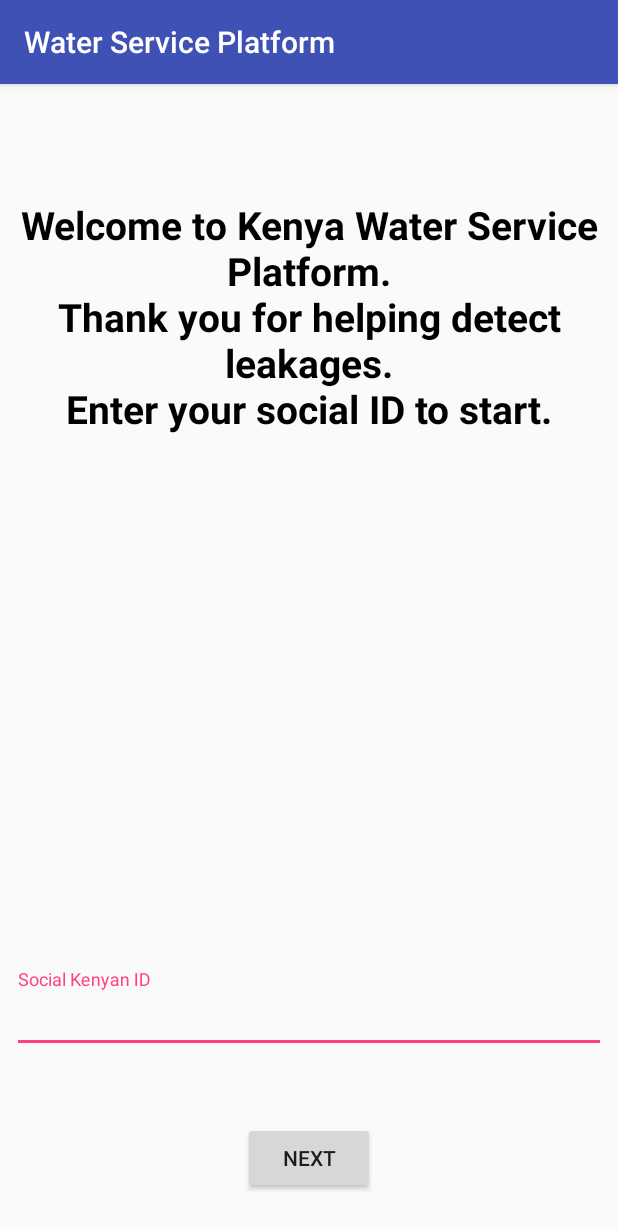
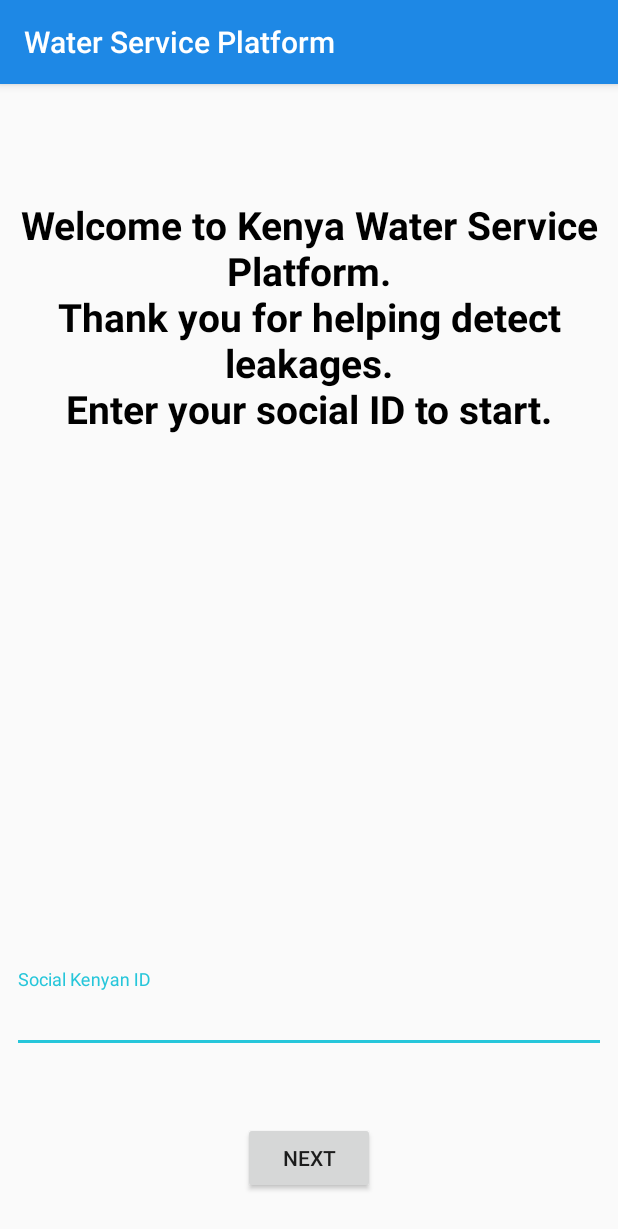
Before and after one commit to AlinaNicolae/Water-Service-Platform, an Android app: the screen it shows after launch (Main), on a phone screen of 412 x 824 dp. Shown: the top 1229 px of the screen. Run offline under Robolectric (Android 15) with nearby library versions, the phone set to English and light mode, and no system bars.

Commit message:
color changes

```diff
--- a/app/src/main/res/layout/activity_form.xml
+++ b/app/src/main/res/layout/activity_form.xml
@@ -13,7 +13,7 @@
     <ImageView
         android:id="@+id/imageView"
         android:layout_width="0dp"
-        android:layout_height="0dp"
+        android:layout_height="130dp"
         android:layout_marginBottom="185dp"
         android:layout_marginTop="16dp"
         app:layout_constraintBottom_toTopOf="@+id/fab"
@@ -41,7 +41,7 @@
     <com.esri.arcgisruntime.mapping.view.MapView
         android:id="@+id/mapView"
         android:layout_width="0dp"
-        android:layout_height="0dp"
+        android:layout_height="163dp"
         android:layout_marginBottom="34dp"
         android:baselineAligned="false"
         app:layout_constraintBottom_toTopOf="@+id/submit"
@@ -73,6 +73,8 @@
         app:layout_constraintBottom_toBottomOf="parent"
         app:layout_constraintEnd_toEndOf="parent"
         app:layout_constraintHorizontal_bias="0.0"
+        app:layout_constraintLeft_toLeftOf="parent"
+        app:layout_constraintRight_toRightOf="parent"
         app:layout_constraintStart_toStartOf="parent"
         app:layout_constraintTop_toBottomOf="@+id/mapView" />
 
--- a/app/src/main/res/values/colors.xml
+++ b/app/src/main/res/values/colors.xml
@@ -1,6 +1,6 @@
 <?xml version="1.0" encoding="utf-8"?>
 <resources>
-    <color name="colorPrimary">#3f51b5</color>
-    <color name="colorPrimaryDark">#303F9F</color>
-    <color name="colorAccent">#FF4081</color>
+    <color name="colorPrimary">#1e88e5</color>
+    <color name="colorPrimaryDark">#005cb2</color>
+    <color name="colorAccent">#26c6da</color>
 </resources>
--- a/build.gradle
+++ b/build.gradle
@@ -10,7 +10,7 @@ buildscript {
         }
     }
     dependencies {
-        classpath 'com.android.tools.build:gradle:3.0.0'
+        classpath 'com.android.tools.build:gradle:3.0.1'
 
 
         // NOTE: Do not place your application dependencies here; they belong
```
Also changed, not shown: app/src/main/res/layout/activity_card_view.xml (+4 -4 lines).
